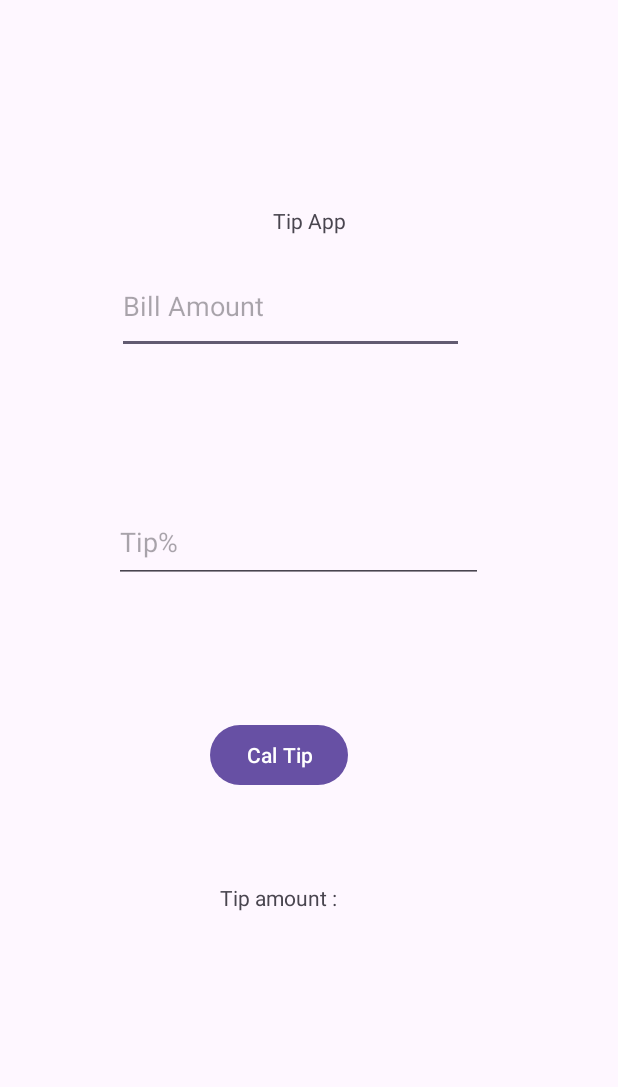
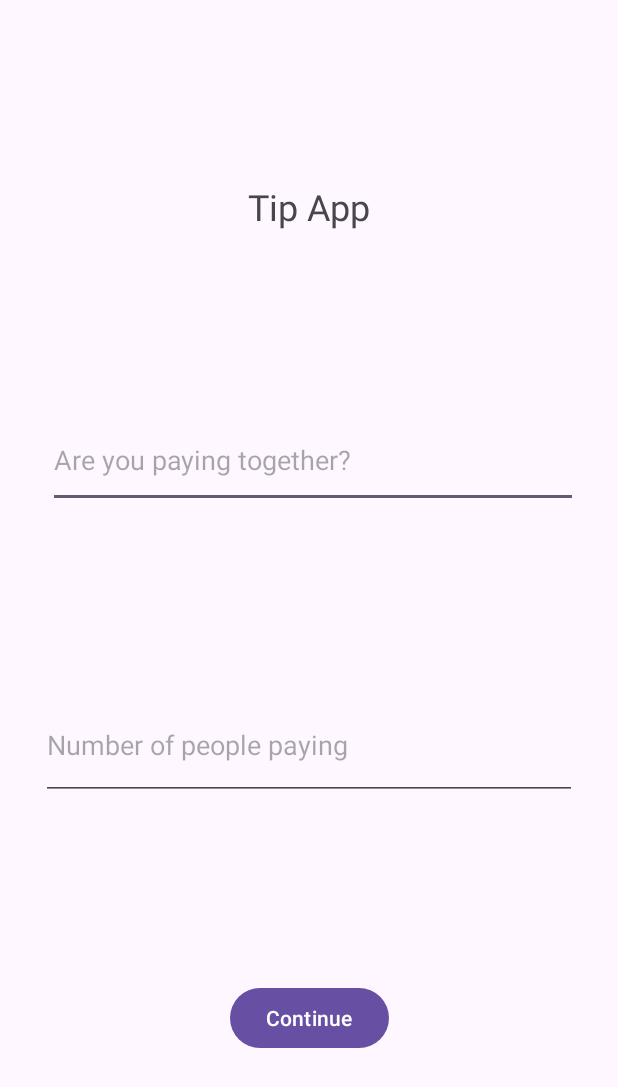
Before and after one commit to ST10253866/Android-bill, an Android app: the screen it shows after launch (MainActivity before the commit, MainActivity2 after it), on a phone screen of 412 x 824 dp. Shown: the top 1087 px of the screen. Run offline under Robolectric (Android 15) with nearby library versions, the phone set to English and light mode, and no system bars.

Commit message:
Ice Task 2
Ice Task 2

```diff
--- a/app/build.gradle.kts
+++ b/app/build.gradle.kts
@@ -34,6 +34,9 @@ android {
     kotlinOptions {
         jvmTarget = "11"
     }
+    buildFeatures {
+        viewBinding = true
+    }
 }
 
 dependencies {
@@ -43,6 +46,8 @@ dependencies {
     implementation(libs.material)
     implementation(libs.androidx.activity)
     implementation(libs.androidx.constraintlayout)
+    implementation(libs.androidx.navigation.fragment.ktx)
+    implementation(libs.androidx.navigation.ui.ktx)
     testImplementation(libs.junit)
     androidTestImplementation(libs.androidx.junit)
     androidTestImplementation(libs.androidx.espresso.core)
--- a/app/src/main/AndroidManifest.xml
+++ b/app/src/main/AndroidManifest.xml
@@ -14,6 +14,10 @@
         tools:targetApi="31">
         <activity
             android:name=".MainActivity"
+            android:exported="true"
+            android:theme="@style/Theme.MyApplication" />
+        <activity
+            android:name=".MainActivity2"
             android:exported="true">
             <intent-filter>
                 <action android:name="android.intent.action.MAIN" />
--- /dev/null
+++ b/app/src/main/java/vcmsa/projects/myapplication/MainActivity2.kt
@@ -0,0 +1,38 @@
+package vcmsa.projects.myapplication
+
+import android.content.Intent
+import android.os.Bundle
+import android.widget.Button
+import android.widget.EditText
+import androidx.appcompat.app.AppCompatActivity
+
+class MainActivity2 : AppCompatActivity() {
+
+    // Declare views
+    private lateinit var editTextTogether: EditText
+    private lateinit var editTextNumPeople: EditText
+    private lateinit var buttonContinue: Button
+
+    override fun onCreate(savedInstanceState: Bundle?) {
+        super.onCreate(savedInstanceState)
+        setContentView(R.layout.activity_main2)
+
+
+        editTextTogether = findViewById(R.id.editTextText6)
+        editTextNumPeople = findViewById(R.id.editTextText7)
+        buttonContinue = findViewById(R.id.button)
+
+        // Handle button click
+        buttonContinue.setOnClickListener {
+            val isTogether = editTextTogether.text.toString().equals("Yes", ignoreCase = true)
+            val numPeople = if (isTogether) 1 else editTextNumPeople.text.toString().toIntOrNull() ?: 1
+
+            // Send data to MainActivity
+            val intent = Intent(this, MainActivity::class.java).apply {
+                putExtra("isTogether", isTogether)
+                putExtra("numPeople", numPeople)
+            }
+            startActivity(intent)
+        }
+    }
+}
--- /dev/null
+++ b/app/src/main/res/layout/activity_main2.xml
@@ -0,0 +1,62 @@
+<?xml version="1.0" encoding="utf-8"?>
+<androidx.constraintlayout.widget.ConstraintLayout xmlns:android="http://schemas.android.com/apk/res/android"
+    xmlns:app="http://schemas.android.com/apk/res-auto"
+    xmlns:tools="http://schemas.android.com/tools"
+    android:layout_width="match_parent"
+    android:layout_height="match_parent"
+    tools:context=".MainActivity2">
+
+    <TextView
+        android:id="@+id/editHello2"
+        android:layout_width="wrap_content"
+        android:layout_height="wrap_content"
+        android:text="Tip App"
+        android:textSize="24sp"
+        app:layout_constraintBottom_toTopOf="@+id/editTextText6"
+        app:layout_constraintEnd_toEndOf="parent"
+        app:layout_constraintStart_toStartOf="parent"
+        app:layout_constraintTop_toTopOf="parent"
+        app:layout_constraintVertical_bias="0.2" />
+
+
+    <EditText
+        android:id="@+id/editTextText6"
+        android:layout_width="353dp"
+        android:layout_height="63dp"
+        android:layout_marginStart="32dp"
+        android:layout_marginEnd="32dp"
+        android:ems="10"
+        android:hint="Are you paying together?"
+        android:inputType="text"
+        app:layout_constraintBottom_toTopOf="@+id/editTextText7"
+        app:layout_constraintEnd_toEndOf="parent"
+        app:layout_constraintHorizontal_bias="0.0"
+        app:layout_constraintStart_toStartOf="parent"
+        app:layout_constraintTop_toBottomOf="@+id/editHello2" />
+
+    <EditText
+        android:id="@+id/editTextText7"
+        android:layout_width="357dp"
+        android:layout_height="73dp"
+        android:layout_marginStart="32dp"
+        android:layout_marginEnd="32dp"
+        android:ems="10"
+        android:hint="Number of people paying"
+        android:inputType="number"
+        app:layout_constraintBottom_toTopOf="@+id/button"
+        app:layout_constraintEnd_toEndOf="parent"
+        app:layout_constraintStart_toStartOf="parent"
+        app:layout_constraintTop_toBottomOf="@+id/editTextText6" />
+
+    <!-- Button (Continue) -->
+    <Button
+        android:id="@+id/button"
+        android:layout_width="wrap_content"
+        android:layout_height="wrap_content"
+        android:text="Continue"
+        app:layout_constraintBottom_toBottomOf="parent"
+        app:layout_constraintEnd_toEndOf="parent"
+        app:layout_constraintStart_toStartOf="parent"
+        app:layout_constraintTop_toBottomOf="@+id/editTextText7" />
+
+</androidx.constraintlayout.widget.ConstraintLayout>
--- /dev/null
+++ b/app/src/main/res/values-land/dimens.xml
@@ -0,0 +1,3 @@
+<resources>
+    <dimen name="fab_margin">48dp</dimen>
+</resources>
--- /dev/null
+++ b/app/src/main/res/values-v23/themes.xml
@@ -0,0 +1,9 @@
+<resources xmlns:tools="http://schemas.android.com/tools">
+
+    <style name="Theme.MyApplication" parent="Base.Theme.MyApplication">
+        <!-- Transparent system bars for edge-to-edge. -->
+        <item name="android:navigationBarColor">@android:color/transparent</item>
+        <item name="android:statusBarColor">@android:color/transparent</item>
+        <item name="android:windowLightStatusBar">?attr/isLightTheme</item>
+    </style>
+</resources>
--- /dev/null
+++ b/app/src/main/res/values-w1240dp/dimens.xml
@@ -0,0 +1,3 @@
+<resources>
+    <dimen name="fab_margin">200dp</dimen>
+</resources>
--- /dev/null
+++ b/app/src/main/res/values-w600dp/dimens.xml
@@ -0,0 +1,3 @@
+<resources>
+    <dimen name="fab_margin">48dp</dimen>
+</resources>
--- /dev/null
+++ b/app/src/main/res/values/dimens.xml
@@ -0,0 +1,3 @@
+<resources>
+    <dimen name="fab_margin">16dp</dimen>
+</resources>
--- a/gradle/libs.versions.toml
+++ b/gradle/libs.versions.toml
@@ -9,6 +9,8 @@ appcompat = "1.7.0"
 material = "1.12.0"
 activity = "1.8.0"
 constraintlayout = "2.2.0"
+navigationFragmentKtx = "2.8.6"
+navigationUiKtx = "2.8.6"
 
 [libraries]
 androidx-core-ktx = { group = "androidx.core", name = "core-ktx", version.ref = "coreKtx" }
@@ -19,6 +21,8 @@ androidx-appcompat = { group = "androidx.appcompat", name = "appcompat", version
 material = { group = "com.google.android.material", name = "material", version.ref = "material" }
 androidx-activity = { group = "androidx.activity", name = "activity", version.ref = "activity" }
 androidx-constraintlayout = { group = "androidx.constraintlayout", name = "constraintlayout", version.ref = "constraintlayout" }
+androidx-navigation-fragment-ktx = { group = "androidx.navigation", name = "navigation-fragment-ktx", version.ref = "navigationFragmentKtx" }
+androidx-navigation-ui-ktx = { group = "androidx.navigation", name = "navigation-ui-ktx", version.ref = "navigationUiKtx" }
 
 [plugins]
 android-application = { id = "com.android.application", version.ref = "agp" }
```
Also changed, not shown: app/src/main/java/vcmsa/projects/myapplication/FirstFragment.kt (added, +44 -0 lines), app/src/main/java/vcmsa/projects/myapplication/MainActivity.kt (+21 -11 lines), app/src/main/java/vcmsa/projects/myapplication/SecondFragment.kt (added, +44 -0 lines), app/src/main/res/layout/content_main.xml (added, +19 -0 lines), app/src/main/res/layout/fragment_first.xml (added, +35 -0 lines), app/src/main/res/layout/fragment_second.xml (added, +35 -0 lines), app/src/main/res/navigation/nav_graph.xml (added, +28 -0 lines), app/src/main/res/values/strings.xml (+42 -0 lines).
